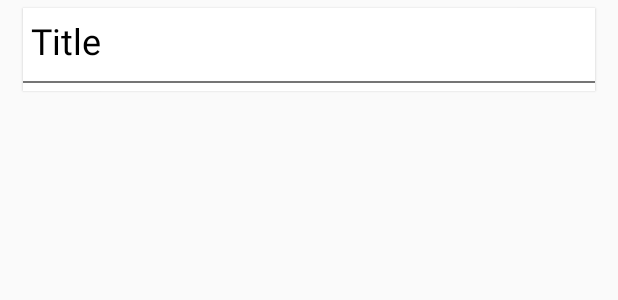
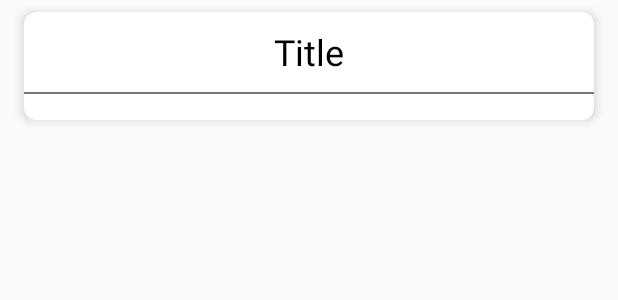
Before and after one commit to BUCT-CS1807-SE/FrontendGroup, an Android app: the layout info_container.xml on its own in the app's theme, with its tools: preview values and no code run, on a phone screen of 412 x 824 dp. Shown: the top 300 px of the screen. Run offline under Robolectric (Android 15) with nearby library versions, the phone set to English and light mode, and no system bars.

Commit message:
完成评论提交功能，等待登录功能做好之后就可以进行测试了 另外还对界面进行了一些修改

```diff
--- a/app/src/main/res/layout/info_container.xml
+++ b/app/src/main/res/layout/info_container.xml
@@ -7,12 +7,12 @@
     <androidx.cardview.widget.CardView
         android:layout_width="match_parent"
         android:layout_height="wrap_content"
-        android:layout_marginLeft="15dp"
-        android:layout_marginTop="5dp"
-        android:layout_marginRight="15dp"
-        android:layout_marginBottom="5dp"
-        app:cardCornerRadius="0dp"
-        app:cardElevation="1dp">
+        android:layout_marginLeft="16dp"
+        android:layout_marginTop="8dp"
+        android:layout_marginRight="16dp"
+        android:layout_marginBottom="8dp"
+        app:cardCornerRadius="8dp"
+        app:cardElevation="4dp">
 
         <LinearLayout
             android:layout_width="match_parent"
@@ -23,7 +23,9 @@
                 android:id="@+id/tilte"
                 android:layout_width="wrap_content"
                 android:layout_height="wrap_content"
-                android:layout_margin="5dp"
+                android:layout_gravity="center"
+                android:layout_marginTop="10dp"
+                android:layout_marginBottom="5dp"
                 android:text="Title"
                 android:textSize="24sp" />
 
@@ -38,6 +40,8 @@
                 android:id="@+id/container"
                 android:layout_width="match_parent"
                 android:layout_height="match_parent"
+                android:layout_marginTop="4dp"
+                android:layout_marginBottom="8dp"
                 android:orientation="vertical"></LinearLayout>
         </LinearLayout>
 
```
Also changed, not shown: app/src/main/java/com/example/myapplication/activity/MuseumIntroActivity.java (+15 -2 lines), app/src/main/java/com/example/myapplication/util/NetworkUtils.java (+92 -42 lines).
